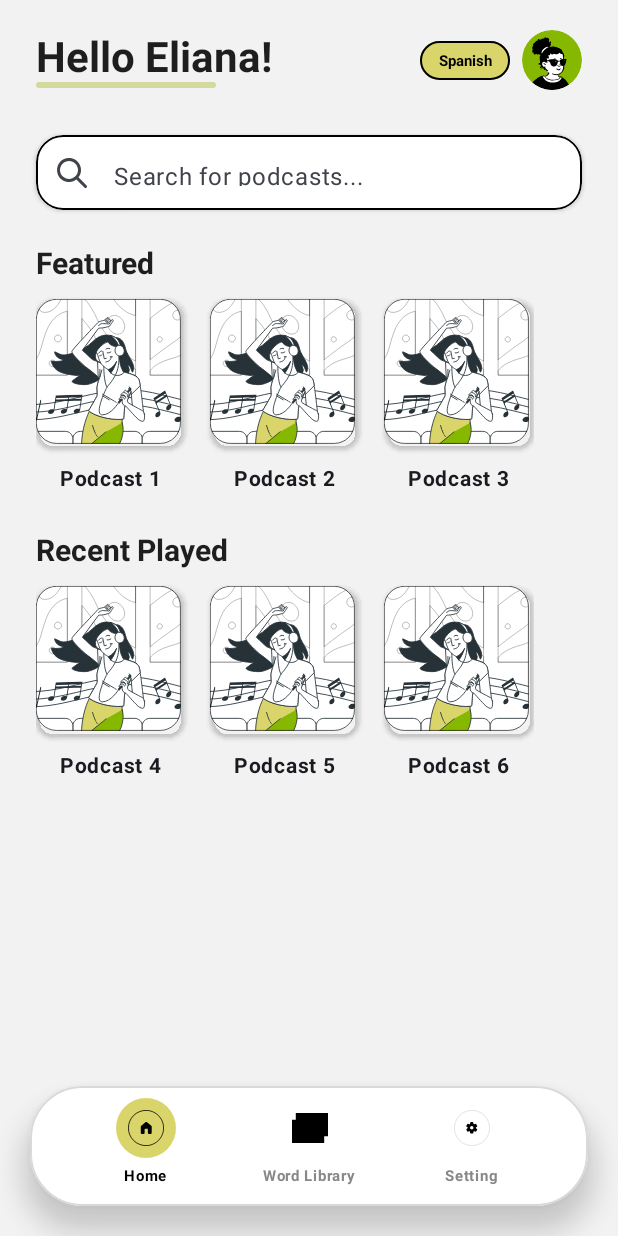
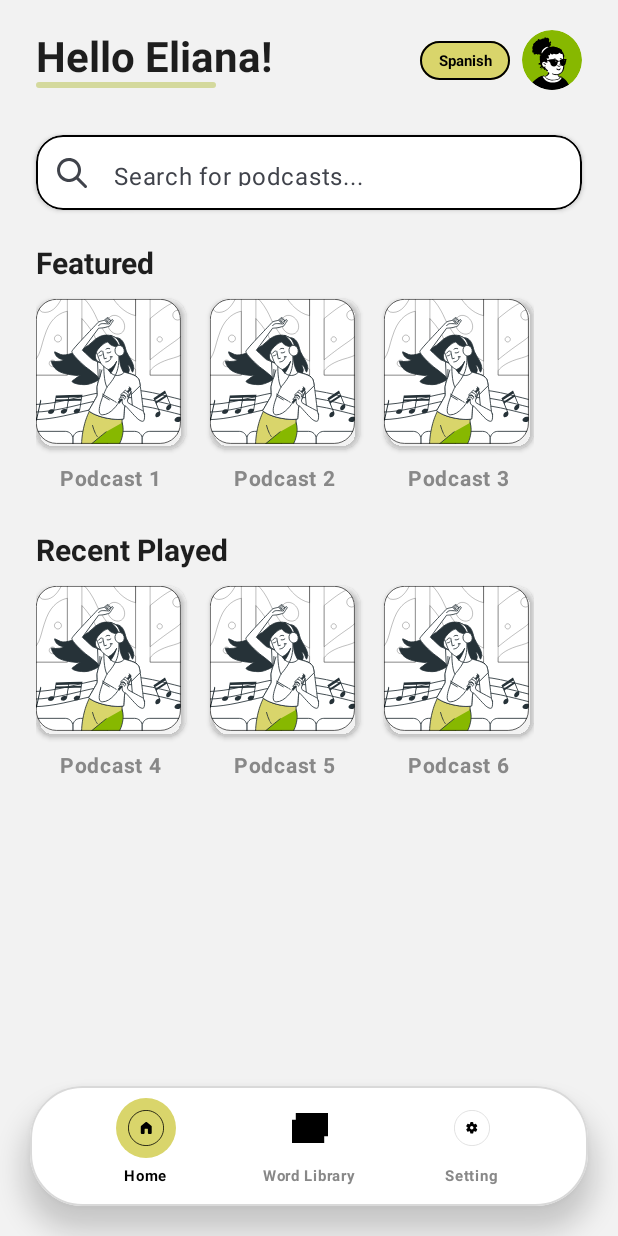
Before and after one commit to landing2/Lingonary_, an Android app built with Jetpack Compose: the screen it shows after launch (MainActivity), on a phone screen of 412 x 824 dp. Run offline under Robolectric (Android 15) with nearby library versions, the phone set to English and light mode, and no system bars; our stand-ins replace Room's generated code.

Commit message:
change color of PodcastItem title text on home screen to a darker color

```diff
--- a/app/src/main/java/com/example/lingonary_/HomeScreen.kt
+++ b/app/src/main/java/com/example/lingonary_/HomeScreen.kt
@@ -155,7 +155,7 @@ fun PodcastItem(podcast: Podcast, onPodcastClick: (Podcast) -> Unit) {
                 .clip(RoundedCornerShape(12.dp)),
             contentScale = ContentScale.Crop
         )
-        Text(text = podcast.title, fontSize = 14.sp, fontWeight = FontWeight.Bold)
+        Text(text = podcast.title, fontSize = 14.sp, fontWeight = FontWeight.Bold, color = Color.Gray)
     }
 }
 
```
